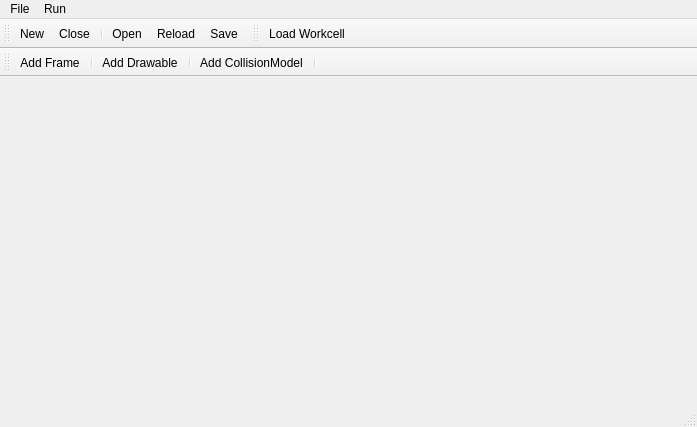
The window that RobWorkStudio/src/rwslibs/workcelleditor/WorkcellEditorWindow.ui (onier/RobWork) describes before a commit, drawn with Qt 5.
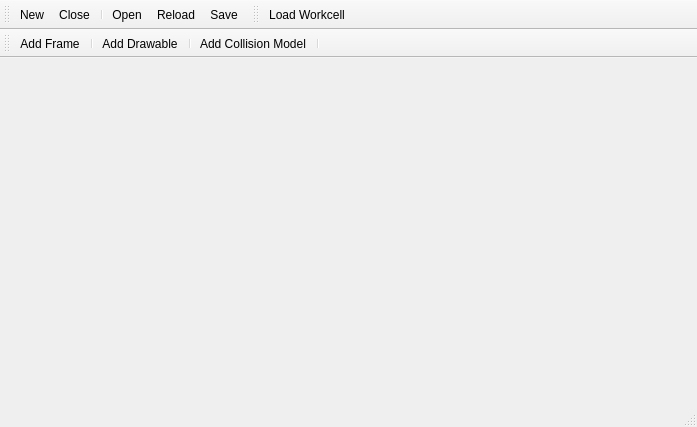
The same window after the commit. Icons and pictures are not drawn.

Commit message: Workcell Editor: Add Drawble and Collision model now function as intended

Diff of the .ui file:
```diff
--- a/RobWorkStudio/src/rwslibs/workcelleditor/WorkcellEditorWindow.ui
+++ b/RobWorkStudio/src/rwslibs/workcelleditor/WorkcellEditorWindow.ui
@@ -14,42 +14,6 @@
    <string>Workcell Editor</string>
   </property>
   <widget class="QWidget" name="centralwidget"/>
-  <widget class="QMenuBar" name="menubar">
-   <property name="geometry">
-    <rect>
-     <x>0</x>
-     <y>0</y>
-     <width>697</width>
-     <height>25</height>
-    </rect>
-   </property>
-   <widget class="QMenu" name="menuFile">
-    <property name="title">
-     <string>File</string>
-    </property>
-    <addaction name="actionNew"/>
-    <addaction name="actionOpen"/>
-    <addaction name="actionReload"/>
-    <addaction name="separator"/>
-    <addaction name="separator"/>
-    <addaction name="actionSave_All"/>
-    <addaction name="actionSave"/>
-    <addaction name="actionSave_As"/>
-    <addaction name="separator"/>
-    <addaction name="actionClose"/>
-    <addaction name="separator"/>
-    <addaction name="actionExit"/>
-   </widget>
-   <widget class="QMenu" name="menuRun">
-    <property name="title">
-     <string>Run</string>
-    </property>
-    <addaction name="separator"/>
-    <addaction name="actionRun"/>
-   </widget>
-   <addaction name="menuFile"/>
-   <addaction name="menuRun"/>
-  </widget>
   <widget class="QToolBar" name="_fileToolBar">
    <property name="windowTitle">
     <string>toolBar</string>
@@ -204,7 +168,7 @@
   </action>
   <action name="actionAdd_CollisionModel">
    <property name="text">
-    <string>Add CollisionModel</string>
+    <string>Add Collision Model</string>
    </property>
    <property name="toolTip">
     <string>Add CollisionModel</string>
```
Left out of the diff: 2 changed lines with no effect on the pictures. The commit also changes 18 other files.
